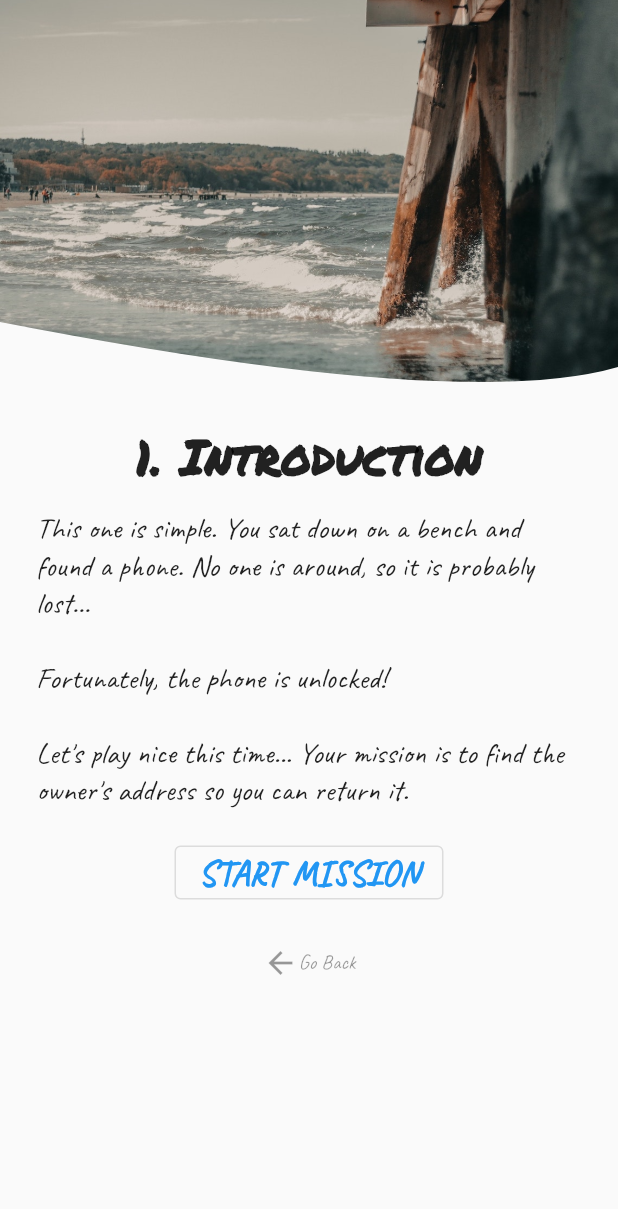
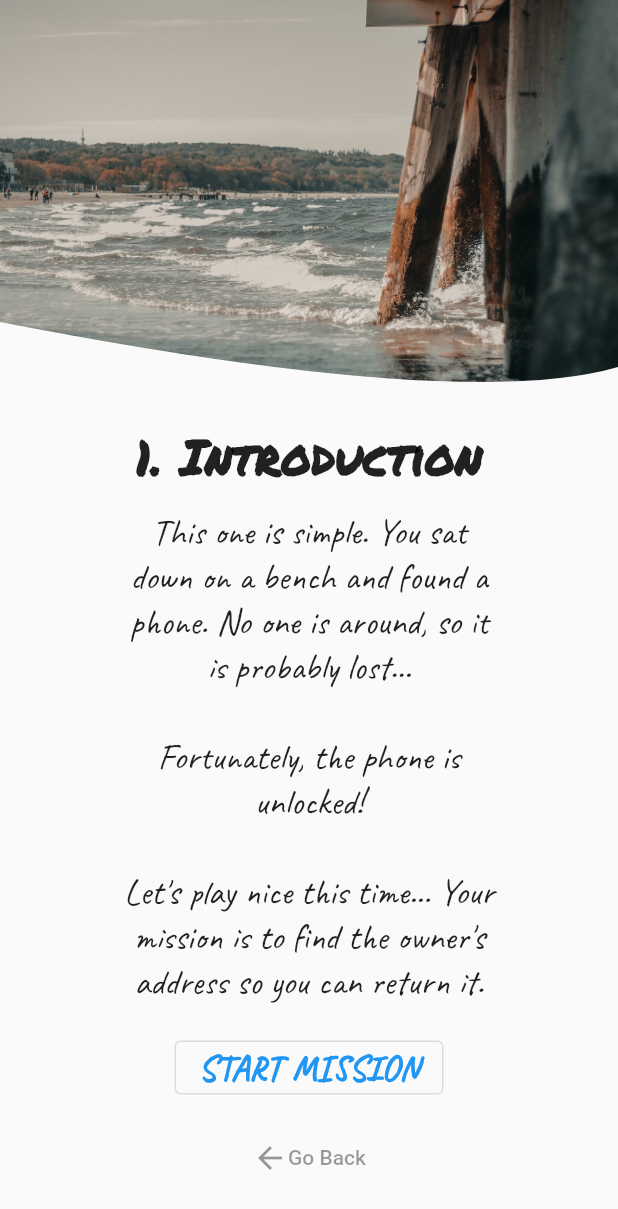
Before and after one commit to psovit/phone-007, a Flutter app: the screen it shows after launch, after a tap on "1. Introduction", on a phone screen of 412 x 824 dp. Shown: the top 1209 px of the screen. Run offline on Flutter 3.47's test engine with Material 2 defaults, Android fonts, the light colour scheme and no system bars; our stand-ins replace flutter_redux, go_router, redux, timeago; network calls fail.

Commit message:
upgrade improvements, fixes

```diff
--- a/lib/api/answer_repo.dart
+++ b/lib/api/answer_repo.dart
@@ -41,19 +41,18 @@ class AnswerApi implements AnswerRepository {
     }
 
     bool almostThere = false;
-    String almostThereText = '';
+
     answerText.split(' ').forEach((_) {
       if (!StringUtils.isNullOrEmpty(_) &&
           possibleAnswers.join(' ').toLowerCase().contains(_.toLowerCase())) {
         almostThere = true;
-        almostThereText = _;
         return;
       }
     });
     String hint = 'This answer does not look right.';
 
     if (almostThere) {
-      hint = '$almostThereText is quite close but not close enough!';
+      hint = '$answerText is quite close but not close enough!';
     }
 
     return AnswerResultView(false, hint);
--- a/lib/api/mission_repo.dart
+++ b/lib/api/mission_repo.dart
@@ -30,10 +30,7 @@ class MissionApi implements MissionRepository {
         "Your cousin's daughter, Anite, disappeared two nights ago. Her parents believe she ran away from home after her boyfried broke up with her. \nShe left her phone behind, but it looks like she deleted everything from it. \n Can you check if there are any clues left on the device that can shed some light on Anita's location?",
         'Help her parents find the daughter. Any possible leads?',
         <String>[
-          '126 Main Road Lakeside Rd Pokhara 33700',
-          '126 Main Road Lakeside Rd Lake View Resort Address',
-          'Lake View Resort Address 126 Main Road Lakeside Rd',
-          'Lake View Resort Address 126 Main Road Lakeside Rd Pokhara 33700',
+          'Lake View Resort Pokhara',
         ],
         hasNotes: true,
         hasInternetBrowser: true,
--- a/lib/main.dart
+++ b/lib/main.dart
@@ -3,6 +3,7 @@ import 'package:flutter_redux/flutter_redux.dart';
 import 'package:phone007/redux/app_state.dart';
 import 'package:phone007/screens/home.dart';
 import 'package:phone007/utils/exports.dart';
+import 'package:phone007/utils/route_helper.dart';
 import 'package:redux/redux.dart';
 
 void main() {
@@ -22,10 +23,12 @@ class MyApp extends StatelessWidget {
   Widget build(BuildContext context) {
     return StoreProvider<AppState>(
       store: store,
-      child: MaterialApp(
+      child: MaterialApp.router(
+        routeInformationProvider: RouterHelper.router.routeInformationProvider,
+        routeInformationParser: RouterHelper.router.routeInformationParser,
+        routerDelegate: RouterHelper.router.routerDelegate,
+        theme: ThemeData(primarySwatch: Colors.blue),
         title: 'Phone 007',
-        theme: ThemeData(primarySwatch: Colors.blue, fontFamily: 'Caveat'),
-        home: Home(),
       ),
     );
   }
--- a/lib/redux/internet_browser_state/internet_browser_state.dart
+++ b/lib/redux/internet_browser_state/internet_browser_state.dart
@@ -1,5 +1,5 @@
+import 'package:collection/collection.dart' as collection;
 import 'package:phone007/models/exports.dart';
-import 'package:collection/collection.dart' as collection;
 
 class InternetBrowserState {
   InternetBrowserState(
--- a/lib/redux/mission_state/mission_state.dart
+++ b/lib/redux/mission_state/mission_state.dart
@@ -28,6 +28,13 @@ class MissionState {
     return _mission;
   }
 
+  Mission? getMissionById(int missionId) {
+    if (_missions.isEmpty) {
+      return null;
+    }
+    return _missions.firstWhere((_) => _.id == missionId, orElse: null);
+  }
+
   MissionState unlockScreen() {
     _mission?.unlockScreen();
     return MissionState(_missions, _mission);
--- a/lib/screens/missions/introduction.dart
+++ b/lib/screens/missions/introduction.dart
@@ -1,19 +1,59 @@
-import 'dart:ui';
-
 import 'package:flutter/material.dart';
 import 'package:phone007/models/exports.dart';
+import 'package:phone007/redux/mission_state/actions/export.dart';
 import 'package:phone007/redux/mission_state/actions/init_mission.dart';
 import 'package:phone007/screens/missions/mission_screen.dart';
 import 'package:phone007/utils/exports.dart';
 import 'package:phone007/widgets/exports.dart';
-import 'package:phone007/widgets/start_button.dart';
 
-class Introduction extends StatelessWidget {
-  const Introduction({Key? key, required this.mission}) : super(key: key);
-  final Mission mission;
+class Introduction extends StatefulWidget {
+  const Introduction({
+    Key? key,
+    required this.missionId,
+  }) : super(key: key);
+
+  final int missionId;
+  @override
+  State<Introduction> createState() => _IntroductionState();
+}
+
+class _IntroductionState extends State<Introduction> {
+  Mission? mission;
+  @override
+  void initState() {
+    super.initState();
+
+    mission =
+        Di().getStore().state.missionState.getMissionById(widget.missionId);
+    if (mission != null) {
+      Di().getStore().dispatch(SetCurrentMission(mission!));
+    }
+  }
+
+  @override
+  void didUpdateWidget(covariant Introduction oldWidget) {
+    if (oldWidget.missionId != widget.missionId) {
+      mission =
+          Di().getStore().state.missionState.getMissionById(widget.missionId);
+      if (mission != null) {
+        Di().getStore().dispatch(SetCurrentMission(mission!));
+      }
+    }
+    super.didUpdateWidget(oldWidget);
+  }
 
   @override
   Widget build(BuildContext context) {
+    if (mission == null) {
+      return const Center(
+        child: Material(
+          child: Text(
+            'Mission not found!',
+            style: TextStyle(fontSize: 24),
+          ),
+        ),
+      );
+    }
     return Scaffold(
       body: Container(
         child: Column(
@@ -25,7 +65,7 @@ class Introduction extends StatelessWidget {
                   decoration: new BoxDecoration(
                     image: new DecorationImage(
                       image: new AssetImage(
-                        mission.image,
+                        mission!.image,
                       ),
                       fit: BoxFit.cover,
                     ),
@@ -37,7 +77,7 @@ class Introduction extends StatelessWidget {
             Container(
               padding: const EdgeInsets.symmetric(vertical: 6),
               child: Text(
-                mission.title,
+                mission!.title,
                 style: const TextStyle(
                   fontFamily: 'PermanentMarker',
                   fontSize: 32.0,
@@ -48,18 +88,19 @@ class Introduction extends StatelessWidget {
             Container(
               margin: const EdgeInsets.only(bottom: 12.0),
               padding:
-                  const EdgeInsets.symmetric(vertical: 6, horizontal: 24.0),
+                  const EdgeInsets.symmetric(vertical: 6, horizontal: 80.0),
               child: Text(
-                mission.description,
+                mission!.description,
                 style: const TextStyle(
                   fontFamily: 'Caveat',
-                  fontSize: 20.0,
+                  fontSize: 24.0,
                   fontWeight: FontWeight.w400,
                 ),
+                textAlign: TextAlign.center,
               ),
             ),
             StartButton(onPressed: () {
-              Di().getStore().dispatch(InitMission(mission));
+              Di().getStore().dispatch(InitMission(mission!));
               Navigator.of(context).push<dynamic>(
                 MaterialPageRoute<dynamic>(
                   builder: (BuildContext context) => MissionScreen(),
--- /dev/null
+++ b/lib/utils/route_helper.dart
@@ -0,0 +1,34 @@
+// ignore: avoid_classes_with_only_static_members
+import 'package:flutter/material.dart';
+import 'package:go_router/go_router.dart';
+import 'package:phone007/screens/home.dart';
+import 'package:phone007/screens/missions/introduction.dart';
+
+// ignore: avoid_classes_with_only_static_members
+class RouterHelper {
+  static GoRouter router = GoRouter(
+    errorBuilder: (_, __) => const Material(
+      child: Center(child: CircularProgressIndicator()),
+    ),
+    routes: <GoRoute>[
+      GoRoute(
+        path: '/',
+        builder: (
+          BuildContext context,
+          GoRouterState state,
+        ) =>
+            Home(),
+        routes: <GoRoute>[
+          GoRoute(
+            path: 'mission-intro/:missionId',
+            builder: (_, GoRouterState state) {
+              final int missionId =
+                  int.parse(state.pathParameters['missionId']!);
+              return Introduction(missionId: missionId);
+            },
+          ),
+        ],
+      ),
+    ],
+  );
+}
--- a/lib/widgets/chat_list.dart
+++ b/lib/widgets/chat_list.dart
@@ -15,6 +15,15 @@ class ChatList extends StatelessWidget {
   @override
   Widget build(BuildContext context) {
     return Scaffold(
+      appBar: AppBar(
+        title: const Text(
+          'Messages',
+          style: const TextStyle(
+            fontSize: 18,
+            fontWeight: FontWeight.w500,
+          ),
+        ),
+      ),
       body: StoreConnector<AppState, List<ChatThreadView>>(
         converter: (Store<AppState> store) {
           return store.state.chatMessageState
@@ -30,8 +39,8 @@ class ChatList extends StatelessWidget {
                   right: 18.0,
                   bottom: 12.0,
                 ),
-                child: Column(
-                  children: const <Widget>[
+                child: const Column(
+                  children: <Widget>[
                     const Text(
                       'Messages',
                       style: TextStyle(
--- a/lib/widgets/internet_browser.dart
+++ b/lib/widgets/internet_browser.dart
@@ -22,6 +22,7 @@ class _InternetBrowserState extends State<InternetBrowser> {
   @override
   Widget build(BuildContext context) {
     return Scaffold(
+      appBar: AppBar(),
       body: StoreConnector<AppState, BrowserHistoryView?>(
         converter: (Store<AppState> store) {
           return store.state.internetBrowserState
--- a/lib/widgets/locked_screen.dart
+++ b/lib/widgets/locked_screen.dart
@@ -1,3 +1,5 @@
+import 'dart:ui';
+
 import 'package:flutter/material.dart';
 import 'package:flutter/services.dart';
 import 'package:phone007/redux/mission_state/actions/unlock_screen.dart';
@@ -46,6 +48,12 @@ class _LockedScreenState extends State<LockedScreen> {
       backgroundColor: AppColors.black,
       body: PageView(
         scrollDirection: Axis.vertical,
+        scrollBehavior: ScrollConfiguration.of(context).copyWith(
+          dragDevices: <PointerDeviceKind>{
+            PointerDeviceKind.touch,
+            PointerDeviceKind.mouse,
+          },
+        ),
         children: <Widget>[
           Container(
             child: Center(
@@ -53,7 +61,7 @@ class _LockedScreenState extends State<LockedScreen> {
                 widget.hintText,
                 style: Theme.of(context)
                     .textTheme
-                    .headline2
+                    .headlineMedium
                     ?.copyWith(color: AppColors.white),
               ),
             ),
--- a/lib/widgets/mission_card.dart
+++ b/lib/widgets/mission_card.dart
@@ -1,8 +1,6 @@
 import 'package:flutter/material.dart';
+import 'package:go_router/go_router.dart';
 import 'package:phone007/models/exports.dart';
-import 'package:phone007/redux/mission_state/actions/export.dart';
-import 'package:phone007/screens/missions/introduction.dart';
-import 'package:phone007/utils/exports.dart';
 
 class MissionCard extends StatelessWidget {
   const MissionCard({
@@ -40,7 +38,7 @@ class MissionCard extends StatelessWidget {
             borderRadius: BorderRadius.circular(8.0),
             child: useNetworkImage
                 ? Image.network(
-                    'https://link-images-staging.s3.amazonaws.com/ea2f376860a94dafba5ec0140628b352',
+                    'https://images.pexels.com/photos/2228552/pexels-photo-2228552.jpeg',
                     height: 120,
                     fit: BoxFit.fill,
                   )
@@ -76,14 +74,7 @@ class MissionCard extends StatelessWidget {
             );
             return;
           }
-          Di().getStore().dispatch(SetCurrentMission(mission));
-          Navigator.of(context, rootNavigator: true).push<dynamic>(
-            MaterialPageRoute<dynamic>(
-              builder: (BuildContext context) => Introduction(
-                mission: mission,
-              ),
-            ),
-          );
+          context.go('/mission-intro/${mission.id}');
         },
       ),
     );
--- a/pubspec.yaml
+++ b/pubspec.yaml
@@ -32,6 +32,7 @@ dependencies:
   timeago: ^3.2.2
   intl: ^0.17.0
   collection: ^1.16.0
+  go_router: ^7.0.1
 
 dev_dependencies:
   flutter_test:
```
Also changed, not shown: pubspec.lock, 5 other files.
